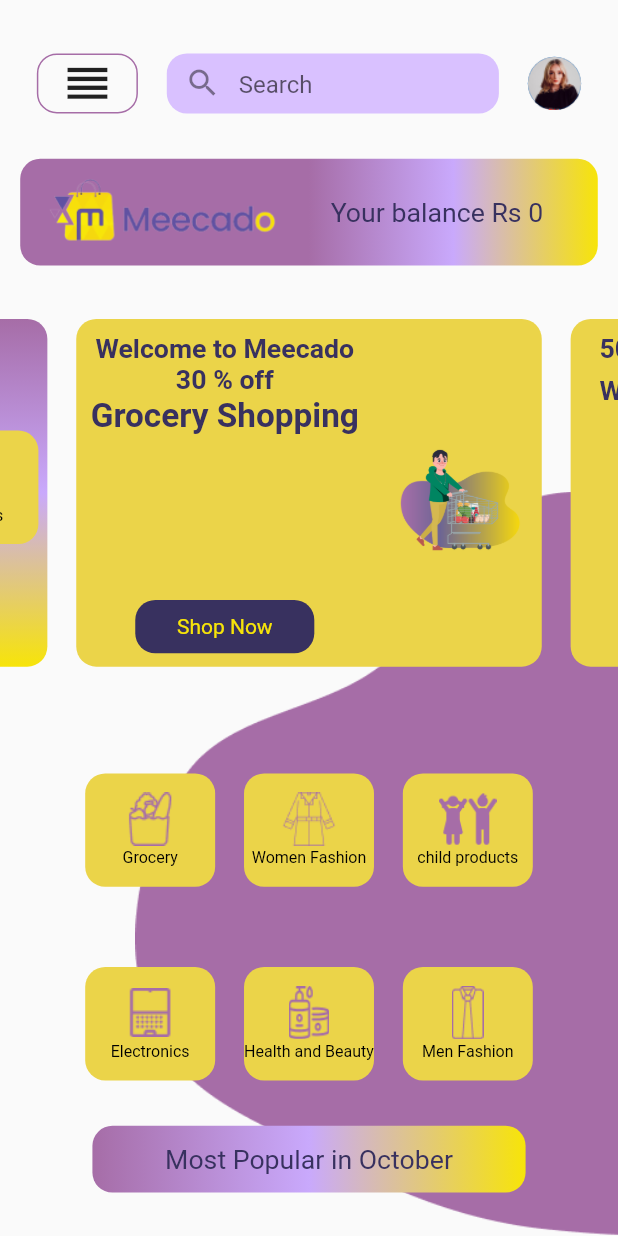
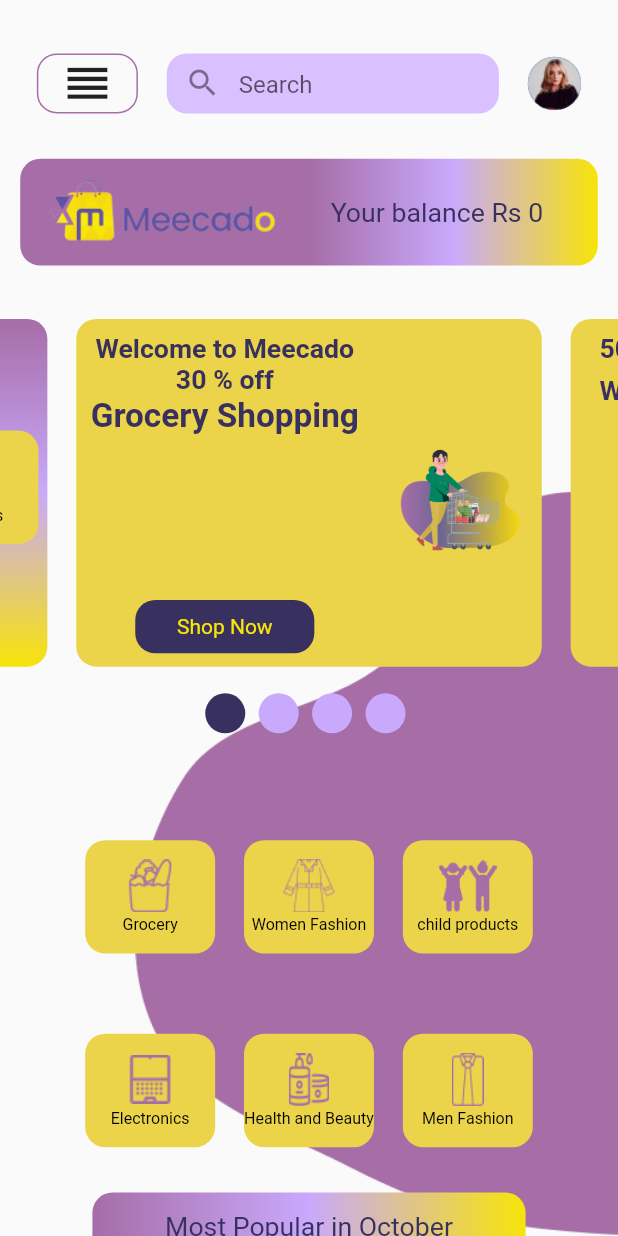
Before and after one commit to SyedAbdullah58-dev/meecade, a Flutter app: the HomeScreen screen opened directly, on a phone screen of 412 x 824 dp. Run offline on Flutter 3.47's test engine with Material 2 defaults, Android fonts, the light colour scheme and no system bars; drawn by our look-alikes of carousel_slider; our stand-ins replace flutter_rating_bar, flutter_screenutil, get, google_fonts, google_maps_flutter; missing offline and left inert: country_list_pick.

Commit message:
1st revision

```diff
--- /dev/null
+++ b/lib/controllers/home_screen_controller.dart
@@ -0,0 +1,6 @@
+import 'package:get/get.dart';
+
+class HomeScreenController extends GetxController{
+int currentIndex=0;
+
+}
--- a/lib/view/home_screen.dart
+++ b/lib/view/home_screen.dart
@@ -5,6 +5,7 @@
 import 'package:get/get.dart';
 import 'package:google_fonts/google_fonts.dart';
 import 'package:meecade/constants.dart';
+import 'package:meecade/controllers/home_screen_controller.dart';
 import 'package:meecade/view/edit_profile_screen.dart';
 import 'package:meecade/widgets/caroulsol_custom_container.dart';
 import 'package:meecade/widgets/carousol_container.dart';
@@ -15,7 +16,8 @@
 import 'package:meecade/widgets/electronic_custom_Carousel.dart';
 
 class HomeScreen extends StatelessWidget {
-  const HomeScreen({Key? key}) : super(key: key);
+
+  HomeScreenController homeScreenController=Get.put(HomeScreenController());
   @override
   Widget build(BuildContext context) {
     return Scaffold(
@@ -182,7 +184,11 @@
                   options: CarouselOptions(
                    scrollDirection: Axis.horizontal,
                   autoPlay: true,
-                    enableInfiniteScroll: true
+                    enableInfiniteScroll: true,
+                    onPageChanged: (index,_){
+                     homeScreenController.currentIndex=index;
+                     homeScreenController.update();
+                    }
                   ),
                   items: [carosoulContainer(image: "assets/boy.png",),
                     carosoulCustomContainer(image:"assets/sale.png",text1: "50% Sale",text2: "Women's Fashion",text3: "",buttonText: "Shop Now",),
@@ -192,6 +198,51 @@
                   ],
 
                 ),
+              ),
+             GetBuilder<HomeScreenController>(
+
+                builder: (homescreencontroller) {
+                  return Padding(
+                    padding:  EdgeInsets.only(top: 20.h),
+                    child: Row(
+                      mainAxisAlignment: MainAxisAlignment.center,
+                      children: [
+                        Container(
+                          height: 30.h,
+                          width: 30.w,
+                          decoration: BoxDecoration(
+                              color: homeScreenController.currentIndex==0?purpleContainer:Color(0xffC9A9FC),
+                              shape: BoxShape.circle
+                          ),
+                        ),SizedBox(width: 7.w,),
+                        Container(
+                          height: 30.h,
+                          width: 30.w,
+                          decoration: BoxDecoration(
+                              color: homeScreenController.currentIndex==1?purpleContainer:Color(0xffC9A9FC),
+                              shape: BoxShape.circle
+                          ),
+                        ),SizedBox(width: 7.w,),
+                        Container(
+                          height: 30.h,
+                          width: 30.w,
+                          decoration: BoxDecoration(
+                              color: homeScreenController.currentIndex==2?purpleContainer:Color(0xffC9A9FC),
+                              shape: BoxShape.circle
+                          ),
+                        ),SizedBox(width: 7.w,),
+                        Container(
+                          height: 30.h,
+                          width: 30.w,
+                          decoration: BoxDecoration(
+                              color: homeScreenController.currentIndex==3?purpleContainer:Color(0xffC9A9FC),
+                              shape: BoxShape.circle
+                          ),
+                        ),SizedBox(width: 5.w,),
+                      ],
+                    ),
+                  );
+                }
               ),
               Padding(
                 padding: EdgeInsets.only(top: 80.h),
--- a/lib/view/navbar_page.dart
+++ b/lib/view/navbar_page.dart
@@ -19,8 +19,9 @@
   Widget build(BuildContext context) {
     List pages = [
       HomeScreen(),
+      DeliveryLocationScreen(),
       ElectronicShopScreen(),
-      DeliveryLocationScreen(),
+
       EditProfileScreen(),
       // FavouritesScreen(),
 
--- a/lib/view/order_summary_screen.dart
+++ b/lib/view/order_summary_screen.dart
@@ -229,7 +229,8 @@
           ),
           Padding(
             padding:  EdgeInsets.only(left:25.w,top: 5.h),
-            child: Row(children: [Container(
+            child: Row(children: [
+              Container(
               height: 8.h,
               width: 8.w,
               decoration: BoxDecoration(
```
Also changed, not shown: lib/view/order_placed_screen.dart (+20 -32 lines), lib/view/second_splash_screen.dart (+57 -16 lines).
